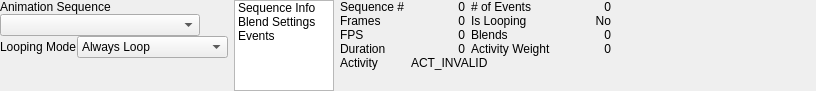
Old version of the form src/tools/hlam/ui/assets/studiomodel/dockpanels/StudioModelSequencesPanel.ui in the repository SamVanheer/HalfLifeAssetManager.
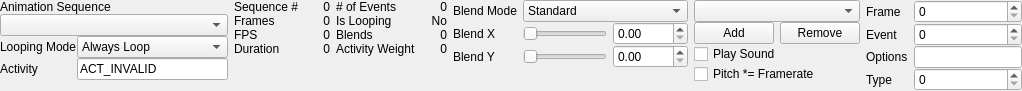
New version of the form.

Commit message: Redesign studio model UI to use dock widgets, rework active panel behavior #168

The edit to the form file:
```diff
--- a/src/tools/hlam/ui/assets/studiomodel/dockpanels/StudioModelSequencesPanel.ui
+++ b/src/tools/hlam/ui/assets/studiomodel/dockpanels/StudioModelSequencesPanel.ui
@@ -6,7 +6,7 @@
    <rect>
     <x>0</x>
     <y>0</y>
-    <width>773</width>
+    <width>919</width>
     <height>80</height>
    </rect>
   </property>
@@ -14,6 +14,9 @@
    <string>Form</string>
   </property>
   <layout class="QHBoxLayout" name="horizontalLayout">
+   <property name="spacing">
+    <number>6</number>
+   </property>
    <property name="sizeConstraint">
     <enum>QLayout::SetFixedSize</enum>
    </property>
@@ -47,20 +50,14 @@
       <property name="spacing">
        <number>0</number>
       </property>
-      <item row="2" column="0">
-       <widget class="QLabel" name="label_2">
-        <property name="sizePolicy">
-         <sizepolicy hsizetype="Fixed" vsizetype="Preferred">
-          <horstretch>0</horstretch>
-          <verstretch>0</verstretch>
-         </sizepolicy>
-        </property>
+      <item row="0" column="0" colspan="2">
+       <widget class="QLabel" name="label">
         <property name="text">
-         <string>Looping Mode</string>
+         <string>Animation Sequence</string>
         </property>
        </widget>
       </item>
-      <item row="3" column="0" colspan="2">
+      <item row="4" column="0" colspan="2">
        <spacer name="verticalSpacer_2">
         <property name="orientation">
          <enum>Qt::Vertical</enum>
@@ -76,29 +73,35 @@
       <item row="1" column="0" colspan="2">
        <widget class="QComboBox" name="SequenceComboBox">
         <property name="sizePolicy">
-         <sizepolicy hsizetype="Fixed" vsizetype="Fixed">
+         <sizepolicy hsizetype="Preferred" vsizetype="Fixed">
           <horstretch>0</horstretch>
           <verstretch>0</verstretch>
          </sizepolicy>
         </property>
         <property name="minimumSize">
          <size>
-          <width>200</width>
+          <width>0</width>
           <height>0</height>
          </size>
         </property>
         <property name="maximumSize">
          <size>
-          <width>200</width>
+          <width>16777215</width>
           <height>16777215</height>
          </size>
         </property>
        </widget>
       </item>
-      <item row="0" column="0" colspan="2">
-       <widget class="QLabel" name="label">
+      <item row="2" column="0">
+       <widget class="QLabel" name="label_2">
+        <property name="sizePolicy">
+         <sizepolicy hsizetype="Fixed" vsizetype="Preferred">
+          <horstretch>0</horstretch>
+          <verstretch>0</verstretch>
+         </sizepolicy>
+        </property>
         <property name="text">
-         <string>Animation Sequence</string>
+         <string>Looping Mode</string>
         </property>
        </widget>
       </item>
@@ -121,132 +124,60 @@
         </item>
        </widget>
       </item>
-     </layout>
-    </widget>
-   </item>
-   <item>
-    <widget class="QListWidget" name="PageSelectorList">
-     <property name="sizePolicy">
-      <sizepolicy hsizetype="Fixed" vsizetype="Minimum">
-       <horstretch>0</horstretch>
-       <verstretch>0</verstretch>
-      </sizepolicy>
-     </property>
-     <property name="minimumSize">
-      <size>
-       <width>100</width>
-       <height>0</height>
-      </size>
-     </property>
-     <property name="maximumSize">
-      <size>
-       <width>100</width>
-       <height>16777215</height>
-      </size>
-     </property>
-     <property name="verticalScrollBarPolicy">
-      <enum>Qt::ScrollBarAlwaysOff</enum>
-     </property>
-     <property name="horizontalScrollBarPolicy">
-      <enum>Qt::ScrollBarAlwaysOff</enum>
-     </property>
-     <property name="sizeAdjustPolicy">
-      <enum>QAbstractScrollArea::AdjustToContentsOnFirstShow</enum>
-     </property>
-     <property name="currentRow">
-      <number>-1</number>
-     </property>
-     <item>
-      <property name="text">
-       <string>Sequence Info</string>
-      </property>
-     </item>
-     <item>
-      <property name="text">
-       <string>Blend Settings</string>
-      </property>
-     </item>
-     <item>
-      <property name="text">
-       <string>Events</string>
-      </property>
-     </item>
-    </widget>
-   </item>
-   <item>
-    <widget class="QStackedWidget" name="Pages">
-     <property name="sizePolicy">
-      <sizepolicy hsizetype="Fixed" vsizetype="Minimum">
-       <horstretch>0</horstretch>
-       <verstretch>0</verstretch>
-      </sizepolicy>
-     </property>
-     <property name="currentIndex">
-      <number>0</number>
-     </property>
-     <widget class="QWidget" name="InfoPage">
-      <layout class="QGridLayout" name="gridLayout_3">
-       <property name="leftMargin">
-        <number>0</number>
-       </property>
-       <property name="topMargin">
-        <number>0</number>
-       </property>
-       <property name="rightMargin">
-        <number>0</number>
-       </property>
-       <property name="bottomMargin">
-        <number>0</number>
-       </property>
-       <property name="verticalSpacing">
-        <number>0</number>
-       </property>
-       <item row="3" column="3">
-        <widget class="QLabel" name="ActivityWeightLabel">
-         <property name="text">
-          <string>0</string>
-         </property>
-         <property name="alignment">
-          <set>Qt::AlignRight|Qt::AlignTrailing|Qt::AlignVCenter</set>
-         </property>
-        </widget>
-       </item>
-       <item row="1" column="0">
-        <widget class="QLabel" name="label_6">
-         <property name="text">
-          <string>Frames</string>
-         </property>
-        </widget>
-       </item>
-       <item row="1" column="3">
-        <widget class="QLabel" name="IsLoopingLabel">
-         <property name="text">
-          <string>No</string>
-         </property>
-         <property name="alignment">
-          <set>Qt::AlignRight|Qt::AlignTrailing|Qt::AlignVCenter</set>
-         </property>
-        </widget>
-       </item>
-       <item row="4" column="0">
+      <item row="3" column="0">
         <widget class="QLabel" name="label_12">
+        <property name="sizePolicy">
+         <sizepolicy hsizetype="Fixed" vsizetype="Preferred">
+          <horstretch>0</horstretch>
+          <verstretch>0</verstretch>
+         </sizepolicy>
+        </property>
          <property name="text">
           <string>Activity</string>
          </property>
         </widget>
        </item>
-       <item row="1" column="1">
-        <widget class="QLabel" name="FrameCountLabel">
+      <item row="3" column="1">
+       <widget class="QLineEdit" name="ActivityName">
+        <property name="sizePolicy">
+         <sizepolicy hsizetype="Preferred" vsizetype="Fixed">
+          <horstretch>0</horstretch>
+          <verstretch>0</verstretch>
+         </sizepolicy>
+        </property>
+        <property name="minimumSize">
+         <size>
+          <width>0</width>
+          <height>0</height>
+         </size>
+        </property>
          <property name="text">
-          <string>0</string>
-         </property>
-         <property name="alignment">
-          <set>Qt::AlignRight|Qt::AlignTrailing|Qt::AlignVCenter</set>
+         <string>ACT_INVALID</string>
+        </property>
+        <property name="readOnly">
+         <bool>true</bool>
          </property>
         </widget>
        </item>
+     </layout>
+    </widget>
+   </item>
+   <item>
+    <layout class="QGridLayout" name="gridLayout">
+     <property name="leftMargin">
+      <number>0</number>
+     </property>
+     <property name="verticalSpacing">
+      <number>0</number>
+     </property>
        <item row="2" column="1">
         <widget class="QLabel" name="FPSLabel">
+       <property name="minimumSize">
+        <size>
+         <width>25</width>
+         <height>0</height>
+        </size>
+       </property>
          <property name="text">
           <string>0</string>
          </property>
@@ -255,15 +186,56 @@
          </property>
         </widget>
        </item>
-       <item row="0" column="2">
-        <widget class="QLabel" name="label_10">
+     <item row="1" column="0">
+      <widget class="QLabel" name="label_6">
+       <property name="sizePolicy">
+        <sizepolicy hsizetype="Fixed" vsizetype="Preferred">
+         <horstretch>0</horstretch>
+         <verstretch>0</verstretch>
+        </sizepolicy>
+       </property>
          <property name="text">
-          <string># of Events</string>
+        <string>Frames</string>
          </property>
         </widget>
        </item>
-       <item row="0" column="3">
-        <widget class="QLabel" name="EventCountLabel">
+     <item row="0" column="1">
+      <widget class="QLabel" name="SequenceLabel">
+       <property name="minimumSize">
+        <size>
+         <width>25</width>
+         <height>0</height>
+        </size>
+       </property>
+       <property name="text">
+        <string>0</string>
+       </property>
+       <property name="alignment">
+        <set>Qt::AlignRight|Qt::AlignTrailing|Qt::AlignVCenter</set>
+       </property>
+      </widget>
+     </item>
+     <item row="0" column="0">
+      <widget class="QLabel" name="label_5">
+       <property name="sizePolicy">
+        <sizepolicy hsizetype="Fixed" vsizetype="Preferred">
+         <horstretch>0</horstretch>
+         <verstretch>0</verstretch>
+        </sizepolicy>
+       </property>
+       <property name="text">
+        <string>Sequence #</string>
+       </property>
+      </widget>
+     </item>
+     <item row="1" column="1">
+      <widget class="QLabel" name="FrameCountLabel">
+       <property name="minimumSize">
+        <size>
+         <width>25</width>
+         <height>0</height>
+        </size>
+       </property>
          <property name="text">
           <string>0</string>
          </property>
@@ -274,52 +246,51 @@
        </item>
        <item row="2" column="0">
         <widget class="QLabel" name="label_7">
+       <property name="sizePolicy">
+        <sizepolicy hsizetype="Fixed" vsizetype="Preferred">
+         <horstretch>0</horstretch>
+         <verstretch>0</verstretch>
+        </sizepolicy>
+       </property>
          <property name="text">
           <string>FPS</string>
          </property>
         </widget>
        </item>
-       <item row="2" column="2">
-        <widget class="QLabel" name="label_9">
-         <property name="text">
-          <string>Blends</string>
-         </property>
-        </widget>
+     <item row="4" column="0" colspan="2">
+      <spacer name="verticalSpacer">
+       <property name="orientation">
+        <enum>Qt::Vertical</enum>
+       </property>
+       <property name="sizeHint" stdset="0">
+        <size>
+         <width>20</width>
+         <height>0</height>
+        </size>
+       </property>
+      </spacer>
        </item>
        <item row="3" column="0">
         <widget class="QLabel" name="label_8">
+       <property name="sizePolicy">
+        <sizepolicy hsizetype="Fixed" vsizetype="Preferred">
+         <horstretch>0</horstretch>
+         <verstretch>0</verstretch>
+        </sizepolicy>
+       </property>
          <property name="text">
           <string>Duration</string>
          </property>
         </widget>
        </item>
-       <item row="4" column="1" colspan="3">
-        <widget class="QLabel" name="ActivityNameLabel">
-         <property name="sizePolicy">
-          <sizepolicy hsizetype="Fixed" vsizetype="Preferred">
-           <horstretch>0</horstretch>
-           <verstretch>0</verstretch>
-          </sizepolicy>
-         </property>
-         <property name="minimumSize">
-          <size>
-           <width>200</width>
-           <height>0</height>
-          </size>
-         </property>
-         <property name="maximumSize">
-          <size>
-           <width>200</width>
-           <height>16777215</height>
-          </size>
-         </property>
-         <property name="text">
-          <string>ACT_INVALID</string>
-         </property>
-        </widget>
-       </item>
        <item row="3" column="1">
         <widget class="QLabel" name="DurationLabel">
+       <property name="minimumSize">
+        <size>
+         <width>25</width>
+         <height>0</height>
+        </size>
+       </property>
          <property name="text">
           <string>0</string>
          </property>
@@ -328,8 +299,82 @@
          </property>
         </widget>
        </item>
-       <item row="2" column="3">
+    </layout>
+   </item>
+   <item>
+    <layout class="QGridLayout" name="gridLayout_6">
+     <property name="leftMargin">
+      <number>0</number>
+     </property>
+     <property name="verticalSpacing">
+      <number>0</number>
+     </property>
+     <item row="0" column="0">
+      <widget class="QLabel" name="label_10">
+       <property name="sizePolicy">
+        <sizepolicy hsizetype="Fixed" vsizetype="Preferred">
+         <horstretch>0</horstretch>
+         <verstretch>0</verstretch>
+        </sizepolicy>
+       </property>
+       <property name="text">
+        <string># of Events</string>
+       </property>
+      </widget>
+     </item>
+     <item row="1" column="0">
+      <widget class="QLabel" name="label_11">
+       <property name="sizePolicy">
+        <sizepolicy hsizetype="Fixed" vsizetype="Preferred">
+         <horstretch>0</horstretch>
+         <verstretch>0</verstretch>
+        </sizepolicy>
+       </property>
+       <property name="text">
+        <string>Is Looping</string>
+       </property>
+      </widget>
+     </item>
+     <item row="1" column="1">
+      <widget class="QLabel" name="IsLoopingLabel">
+       <property name="minimumSize">
+        <size>
+         <width>25</width>
+         <height>0</height>
+        </size>
+       </property>
+       <property name="text">
+        <string>No</string>
+       </property>
+       <property name="alignment">
+        <set>Qt::AlignRight|Qt::AlignTrailing|Qt::AlignVCenter</set>
+       </property>
+      </widget>
+     </item>
+     <item row="0" column="1">
+      <widget class="QLabel" name="EventCountLabel">
+       <property name="minimumSize">
+        <size>
+         <width>25</width>
+         <height>0</height>
+        </size>
+       </property>
+       <property name="text">
+        <string>0</string>
+       </property>
+       <property name="alignment">
+        <set>Qt::AlignRight|Qt::AlignTrailing|Qt::AlignVCenter</set>
+       </property>
+      </widget>
+     </item>
+     <item row="2" column="1">
         <widget class="QLabel" name="BlendCountLabel">
+       <property name="minimumSize">
+        <size>
+         <width>25</width>
+         <height>0</height>
+        </size>
+       </property>
          <property name="text">
           <string>0</string>
          </property>
@@ -338,42 +383,27 @@
          </property>
         </widget>
        </item>
-       <item row="3" column="2">
+     <item row="3" column="0">
         <widget class="QLabel" name="label_13">
+       <property name="sizePolicy">
+        <sizepolicy hsizetype="Fixed" vsizetype="Preferred">
+         <horstretch>0</horstretch>
+         <verstretch>0</verstretch>
+        </sizepolicy>
+       </property>
          <property name="text">
           <string>Activity Weight</string>
          </property>
         </widget>
        </item>
-       <item row="0" column="0">
-        <widget class="QLabel" name="label_5">
-         <property name="text">
-          <string>Sequence #</string>
-         </property>
-        </widget>
-       </item>
-       <item row="1" column="2">
-        <widget class="QLabel" name="label_11">
-         <property name="text">
-          <string>Is Looping</string>
-         </property>
-        </widget>
-       </item>
-       <item row="5" column="0" colspan="4">
-        <spacer name="verticalSpacer_3">
-         <property name="orientation">
-          <enum>Qt::Vertical</enum>
-         </property>
-         <property name="sizeHint" stdset="0">
+     <item row="3" column="1">
+      <widget class="QLabel" name="ActivityWeightLabel">
+       <property name="minimumSize">
           <size>
-           <width>20</width>
+         <width>25</width>
            <height>0</height>
           </size>
          </property>
-        </spacer>
-       </item>
-       <item row="0" column="1">
-        <widget class="QLabel" name="SequenceLabel">
          <property name="text">
           <string>0</string>
          </property>
@@ -382,35 +412,39 @@
          </property>
         </widget>
        </item>
-       <item row="0" column="4" rowspan="4">
-        <spacer name="horizontalSpacer_2">
+     <item row="2" column="0">
+      <widget class="QLabel" name="label_9">
+       <property name="sizePolicy">
+        <sizepolicy hsizetype="Fixed" vsizetype="Preferred">
+         <horstretch>0</horstretch>
+         <verstretch>0</verstretch>
+        </sizepolicy>
+       </property>
+       <property name="text">
+        <string>Blends</string>
+       </property>
+      </widget>
+     </item>
+     <item row="4" column="0" colspan="2">
+      <spacer name="verticalSpacer_5">
          <property name="orientation">
-          <enum>Qt::Horizontal</enum>
+        <enum>Qt::Vertical</enum>
          </property>
          <property name="sizeHint" stdset="0">
           <size>
-           <width>0</width>
-           <height>20</height>
+         <width>20</width>
+         <height>0</height>
           </size>
          </property>
         </spacer>
        </item>
       </layout>
-     </widget>
-     <widget class="QWidget" name="BlendSettingsPage">
-      <layout class="QGridLayout" name="gridLayout_7">
+   </item>
+   <item>
+    <layout class="QGridLayout" name="gridLayout_8">
        <property name="leftMargin">
         <number>0</number>
        </property>
-       <property name="topMargin">
-        <number>0</number>
-       </property>
-       <property name="rightMargin">
-        <number>0</number>
-       </property>
-       <property name="bottomMargin">
-        <number>0</number>
-       </property>
        <property name="verticalSpacing">
         <number>0</number>
        </property>
@@ -427,6 +461,41 @@
          </property>
         </widget>
        </item>
+     <item row="2" column="2">
+      <widget class="QDoubleSpinBox" name="BlendYSpinner">
+       <property name="sizePolicy">
+        <sizepolicy hsizetype="Fixed" vsizetype="Fixed">
+         <horstretch>0</horstretch>
+         <verstretch>0</verstretch>
+        </sizepolicy>
+       </property>
+       <property name="minimumSize">
+        <size>
+         <width>75</width>
+         <height>0</height>
+        </size>
+       </property>
+       <property name="maximumSize">
+        <size>
+         <width>75</width>
+         <height>16777215</height>
+        </size>
+       </property>
+      </widget>
+     </item>
+     <item row="3" column="0">
+      <spacer name="verticalSpacer_7">
+       <property name="orientation">
+        <enum>Qt::Vertical</enum>
+       </property>
+       <property name="sizeHint" stdset="0">
+        <size>
+         <width>20</width>
+         <height>0</height>
+        </size>
+       </property>
+      </spacer>
+     </item>
        <item row="1" column="2">
         <widget class="QDoubleSpinBox" name="BlendXSpinner">
          <property name="sizePolicy">
@@ -449,37 +518,23 @@
          </property>
         </widget>
        </item>
-       <item row="0" column="1" colspan="2">
-        <widget class="QComboBox" name="BlendMode">
-         <item>
-          <property name="text">
-           <string>Standard</string>
-          </property>
-         </item>
-         <item>
-          <property name="text">
-           <string>Counter-Strike</string>
-          </property>
-         </item>
-        </widget>
-       </item>
        <item row="1" column="1">
         <widget class="QSlider" name="BlendXSlider">
          <property name="sizePolicy">
-          <sizepolicy hsizetype="Fixed" vsizetype="Fixed">
+        <sizepolicy hsizetype="Preferred" vsizetype="Fixed">
            <horstretch>0</horstretch>
            <verstretch>0</verstretch>
           </sizepolicy>
          </property>
          <property name="minimumSize">
           <size>
-           <width>100</width>
+         <width>50</width>
            <height>0</height>
           </size>
          </property>
          <property name="maximumSize">
           <size>
-           <width>100</width>
+         <width>16777215</width>
            <height>16777215</height>
           </size>
          </property>
@@ -488,53 +543,6 @@
          </property>
         </widget>
        </item>
-       <item row="2" column="1">
-        <widget class="QSlider" name="BlendYSlider">
-         <property name="sizePolicy">
-          <sizepolicy hsizetype="Fixed" vsizetype="Fixed">
-           <horstretch>0</horstretch>
-           <verstretch>0</verstretch>
-          </sizepolicy>
-         </property>
-         <property name="minimumSize">
-          <size>
-           <width>100</width>
-           <height>0</height>
-          </size>
-         </property>
-         <property name="maximumSize">
-          <size>
-           <width>100</width>
-           <height>16777215</height>
-          </size>
-         </property>
-         <property name="orientation">
-          <enum>Qt::Horizontal</enum>
-         </property>
-        </widget>
-       </item>
-       <item row="2" column="2">
-        <widget class="QDoubleSpinBox" name="BlendYSpinner">
-         <property name="sizePolicy">
-          <sizepolicy hsizetype="Fixed" vsizetype="Fixed">
-           <horstretch>0</horstretch>
-           <verstretch>0</verstretch>
-          </sizepolicy>
-         </property>
-         <property name="minimumSize">
-          <size>
-           <width>75</width>
-           <height>0</height>
-          </size>
-         </property>
-         <property name="maximumSize">
-          <size>
-           <width>75</width>
-           <height>16777215</height>
-          </size>
-         </property>
-        </widget>
-       </item>
        <item row="2" column="0">
         <widget class="QLabel" name="label_4">
          <property name="sizePolicy">
@@ -561,55 +569,117 @@
          </property>
         </widget>
        </item>
-       <item row="3" column="0" colspan="3">
-        <spacer name="verticalSpacer_8">
-         <property name="orientation">
-          <enum>Qt::Vertical</enum>
-         </property>
-         <property name="sizeHint" stdset="0">
+     <item row="0" column="1" colspan="2">
+      <widget class="QComboBox" name="BlendMode">
+       <item>
+        <property name="text">
+         <string>Standard</string>
+        </property>
+       </item>
+       <item>
+        <property name="text">
+         <string>Counter-Strike</string>
+        </property>
+       </item>
+      </widget>
+     </item>
+     <item row="2" column="1">
+      <widget class="QSlider" name="BlendYSlider">
+       <property name="sizePolicy">
+        <sizepolicy hsizetype="Preferred" vsizetype="Fixed">
+         <horstretch>0</horstretch>
+         <verstretch>0</verstretch>
+        </sizepolicy>
+       </property>
+       <property name="minimumSize">
           <size>
-           <width>20</width>
+         <width>50</width>
            <height>0</height>
           </size>
          </property>
-        </spacer>
-       </item>
-       <item row="0" column="3" rowspan="3">
-        <spacer name="horizontalSpacer_3">
+       <property name="maximumSize">
+        <size>
+         <width>16777215</width>
+         <height>16777215</height>
+        </size>
+       </property>
          <property name="orientation">
           <enum>Qt::Horizontal</enum>
          </property>
-         <property name="sizeHint" stdset="0">
-          <size>
-           <width>0</width>
-           <height>20</height>
-          </size>
-         </property>
-        </spacer>
-       </item>
-      </layout>
-     </widget>
-     <widget class="QWidget" name="EventsPage">
-      <layout class="QGridLayout" name="gridLayout_4">
+      </widget>
+     </item>
+    </layout>
+   </item>
+   <item>
+    <layout class="QGridLayout" name="gridLayout_3">
        <property name="leftMargin">
         <number>0</number>
        </property>
-       <property name="topMargin">
-        <number>0</number>
-       </property>
-       <property name="rightMargin">
-        <number>0</number>
-       </property>
-       <property name="bottomMargin">
-        <number>0</number>
-       </property>
        <property name="verticalSpacing">
         <number>0</number>
        </property>
-       <item row="0" column="2" rowspan="6">
+     <item row="3" column="0" colspan="2">
+      <widget class="QCheckBox" name="PitchFramerateAmplitude">
+       <property name="text">
+        <string>Pitch *= Framerate</string>
+       </property>
+      </widget>
+     </item>
+     <item row="1" column="1">
+      <widget class="QPushButton" name="RemoveEvent">
+       <property name="sizePolicy">
+        <sizepolicy hsizetype="Preferred" vsizetype="Fixed">
+         <horstretch>0</horstretch>
+         <verstretch>0</verstretch>
+        </sizepolicy>
+       </property>
+       <property name="text">
+        <string>Remove</string>
+       </property>
+      </widget>
+     </item>
+     <item row="1" column="0">
+      <widget class="QPushButton" name="AddEvent">
+       <property name="sizePolicy">
+        <sizepolicy hsizetype="Preferred" vsizetype="Fixed">
+         <horstretch>0</horstretch>
+         <verstretch>0</verstretch>
+        </sizepolicy>
+       </property>
+       <property name="text">
+        <string>Add</string>
+       </property>
+      </widget>
+     </item>
+     <item row="0" column="0" colspan="2">
+      <widget class="QComboBox" name="EventsComboBox"/>
+     </item>
+     <item row="2" column="0" colspan="2">
+      <widget class="QCheckBox" name="PlaySound">
+       <property name="text">
+        <string>Play Sound</string>
+       </property>
+      </widget>
+     </item>
+     <item row="4" column="0" colspan="2">
+      <spacer name="verticalSpacer_3">
+       <property name="orientation">
+        <enum>Qt::Vertical</enum>
+       </property>
+       <property name="sizeHint" stdset="0">
+        <size>
+         <width>20</width>
+         <height>0</height>
+        </size>
+       </property>
+      </spacer>
+     </item>
+    </layout>
+   </item>
+   <item>
         <widget class="QWidget" name="EventDataWidget" native="true">
          <property name="sizePolicy">
-          <sizepolicy hsizetype="Preferred" vsizetype="Fixed">
+      <sizepolicy hsizetype="Preferred" vsizetype="Preferred">
            <horstretch>0</horstretch>
            <verstretch>0</verstretch>
           </sizepolicy>
@@ -643,33 +713,23 @@
             </property>
            </widget>
           </item>
-          <item row="2" column="0">
-           <widget class="QLabel" name="label_19">
-            <property name="text">
-             <string>Options</string>
-            </property>
-           </widget>
-          </item>
-          <item row="1" column="1">
-           <widget class="QSpinBox" name="EventId"/>
-          </item>
           <item row="2" column="1">
            <widget class="QLineEdit" name="EventOptions">
             <property name="sizePolicy">
-             <sizepolicy hsizetype="Fixed" vsizetype="Fixed">
+         <sizepolicy hsizetype="Expanding" vsizetype="Fixed">
               <horstretch>0</horstretch>
               <verstretch>0</verstretch>
              </sizepolicy>
             </property>
             <property name="minimumSize">
              <size>
-              <width>250</width>
+          <width>100</width>
               <height>0</height>
              </size>
             </property>
             <property name="maximumSize">
              <size>
-              <width>250</width>
+          <width>16777215</width>
               <height>16777215</height>
              </size>
             </property>
@@ -681,16 +741,6 @@
             </property>
            </widget>
           </item>
-          <item row="1" column="0">
-           <widget class="QLabel" name="label_18">
-            <property name="text">
-             <string>Event</string>
-            </property>
-           </widget>
-          </item>
-          <item row="3" column="1">
-           <widget class="QSpinBox" name="EventType"/>
-          </item>
           <item row="0" column="0">
            <widget class="QLabel" name="label_15">
             <property name="text">
@@ -698,38 +748,52 @@
             </property>
            </widget>
           </item>
-          <item row="0" column="1">
-           <widget class="QSpinBox" name="EventFrameIndex"/>
-          </item>
-         </layout>
-        </widget>
-       </item>
-       <item row="0" column="0" colspan="2">
-        <widget class="QComboBox" name="EventsComboBox"/>
-       </item>
-       <item row="2" column="0" colspan="2">
-        <widget class="QCheckBox" name="PlaySound">
-         <property name="text">
-          <string>Play Sound</string>
-         </property>
-        </widget>
-       </item>
-       <item row="1" column="1">
-        <widget class="QPushButton" name="RemoveEvent">
-         <property name="text">
-          <string>Remove</string>
-         </property>
-        </widget>
-       </item>
        <item row="1" column="0">
-        <widget class="QPushButton" name="AddEvent">
+       <widget class="QLabel" name="label_18">
          <property name="text">
-          <string>Add</string>
+         <string>Event</string>
          </property>
         </widget>
        </item>
-       <item row="6" column="0" colspan="4">
-        <spacer name="verticalSpacer_4">
+      <item row="1" column="1">
+       <widget class="QSpinBox" name="EventId">
+        <property name="sizePolicy">
+         <sizepolicy hsizetype="Preferred" vsizetype="Fixed">
+          <horstretch>0</horstretch>
+          <verstretch>0</verstretch>
+         </sizepolicy>
+        </property>
+       </widget>
+      </item>
+      <item row="2" column="0">
+       <widget class="QLabel" name="label_19">
+        <property name="text">
+         <string>Options</string>
+        </property>
+       </widget>
+      </item>
+      <item row="3" column="1">
+       <widget class="QSpinBox" name="EventType">
+        <property name="sizePolicy">
+         <sizepolicy hsizetype="Preferred" vsizetype="Fixed">
+          <horstretch>0</horstretch>
+          <verstretch>0</verstretch>
+         </sizepolicy>
+        </property>
+       </widget>
+      </item>
+      <item row="0" column="1">
+       <widget class="QSpinBox" name="EventFrameIndex">
+        <property name="sizePolicy">
+         <sizepolicy hsizetype="Preferred" vsizetype="Fixed">
+          <horstretch>0</horstretch>
+          <verstretch>0</verstretch>
+         </sizepolicy>
+        </property>
+       </widget>
+      </item>
+      <item row="4" column="0" colspan="2">
+       <spacer name="verticalSpacer_10">
          <property name="orientation">
           <enum>Qt::Vertical</enum>
          </property>
@@ -741,15 +805,7 @@
          </property>
         </spacer>
        </item>
-       <item row="4" column="0" colspan="2">
-        <widget class="QCheckBox" name="PitchFramerateAmplitude">
-         <property name="text">
-          <string>Pitch *= Framerate</string>
-         </property>
-        </widget>
-       </item>
-      </layout>
-     </widget>
+     </layout>
     </widget>
    </item>
   </layout>
```
Left out of the diff: 19 changed lines with no effect on the pictures. Lines whose indentation alone changed are shown as unchanged. The commit also changes 14 other files.
